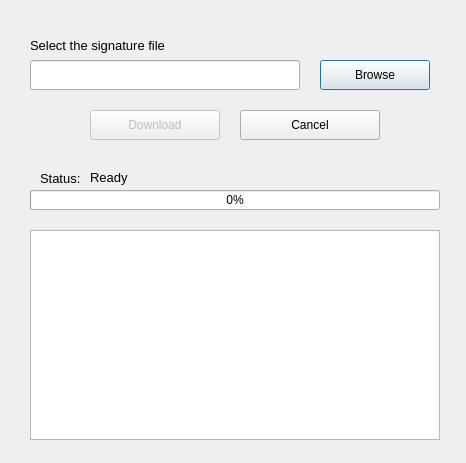
Old version of the form apt_offline_gui/AptOfflineQtFetch.ui in the repository rickysarraf/apt-offline.
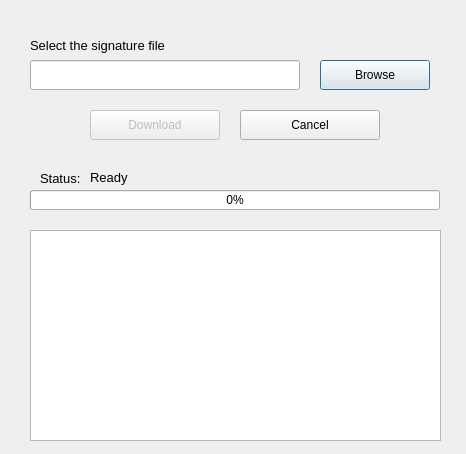
New version of the form. Icons and pictures are not drawn.

Commit message: arrived at threading and flush issues, download gui validation done, creat profile gui validation fixed

```diff
--- a/apt_offline_gui/AptOfflineQtFetch.ui
+++ b/apt_offline_gui/AptOfflineQtFetch.ui
@@ -10,7 +10,7 @@
     <x>0</x>
     <y>0</y>
     <width>466</width>
-    <height>463</height>
+    <height>454</height>
    </rect>
   </property>
   <property name="windowTitle">
@@ -119,16 +119,6 @@
     <number>0</number>
    </property>
   </widget>
-  <widget class="QPlainTextEdit" name="rawLogHolder">
-   <property name="geometry">
-    <rect>
-     <x>30</x>
-     <y>230</y>
-     <width>410</width>
-     <height>210</height>
-    </rect>
-   </property>
-  </widget>
   <widget class="QLabel" name="label_2">
    <property name="geometry">
     <rect>
@@ -165,6 +155,16 @@
     <string>Ready</string>
    </property>
   </widget>
+  <widget class="QTextEdit" name="rawLogHolder">
+   <property name="geometry">
+    <rect>
+     <x>30</x>
+     <y>230</y>
+     <width>411</width>
+     <height>211</height>
+    </rect>
+   </property>
+  </widget>
  </widget>
  <resources>
   <include location="resources.qrc"/>
```
The commit also changes 4 other files.
